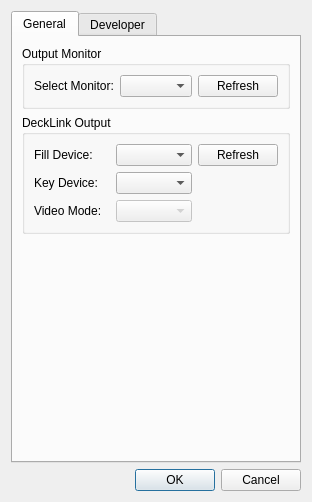
Qt form windows/settings_window.ui (Strodow/Plucky) before a commit.
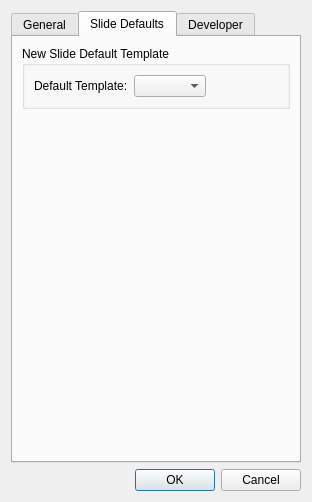
The same form after that commit. The open tabs and pages were chosen to show the change.

```diff
--- a/windows/settings_window.ui
+++ b/windows/settings_window.ui
@@ -110,6 +110,58 @@
         </item>
        </layout>
       </widget>
+      <widget class="QWidget" name="slideDefaultsTab">
+       <attribute name="title">
+        <string>Slide Defaults</string>
+       </attribute>
+       <layout class="QVBoxLayout" name="slideDefaultsLayout">
+        <item>
+         <widget class="QGroupBox" name="newSlideDefaultGroupBox">
+          <property name="title">
+           <string>New Slide Default Template</string>
+          </property>
+          <layout class="QHBoxLayout" name="newSlideDefaultHLayout">
+           <item>
+            <widget class="QLabel" name="label_defaultTemplate">
+             <property name="text">
+              <string>Default Template:</string>
+             </property>
+            </widget>
+           </item>
+           <item>
+            <widget class="QComboBox" name="defaultTemplateComboBox"/>
+           </item>
+           <item>
+            <spacer name="horizontalSpacer_slideDefaults">
+             <property name="orientation">
+              <enum>Qt::Horizontal</enum>
+             </property>
+             <property name="sizeHint" stdset="0">
+              <size>
+               <width>40</width>
+               <height>20</height>
+              </size>
+             </property>
+            </spacer>
+           </item>
+          </layout>
+         </widget>
+        </item>
+        <item>
+         <spacer name="verticalSpacer_slideDefaults">
+          <property name="orientation">
+           <enum>Qt::Vertical</enum>
+          </property>
+          <property name="sizeHint" stdset="0">
+           <size>
+            <width>20</width>
+            <height>40</height>
+           </size>
+          </property>
+         </spacer>
+        </item>
+       </layout>
+      </widget>
       <widget class="QWidget" name="developerTab">
        <attribute name="title">
         <string>Developer</string>
```
